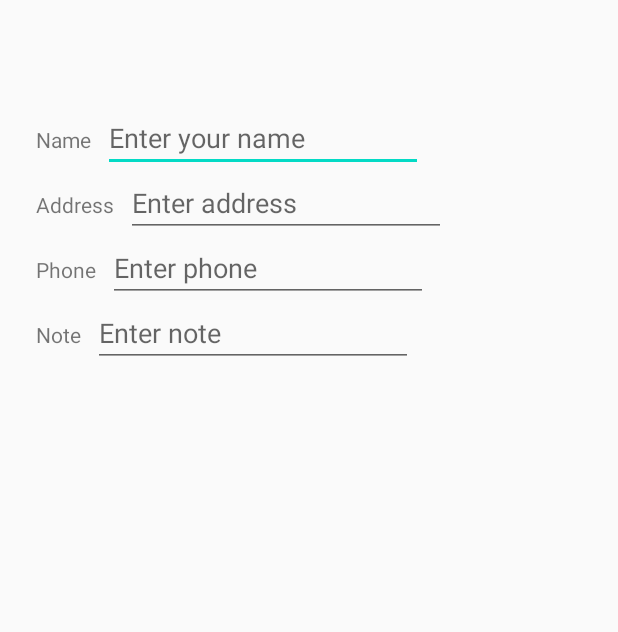
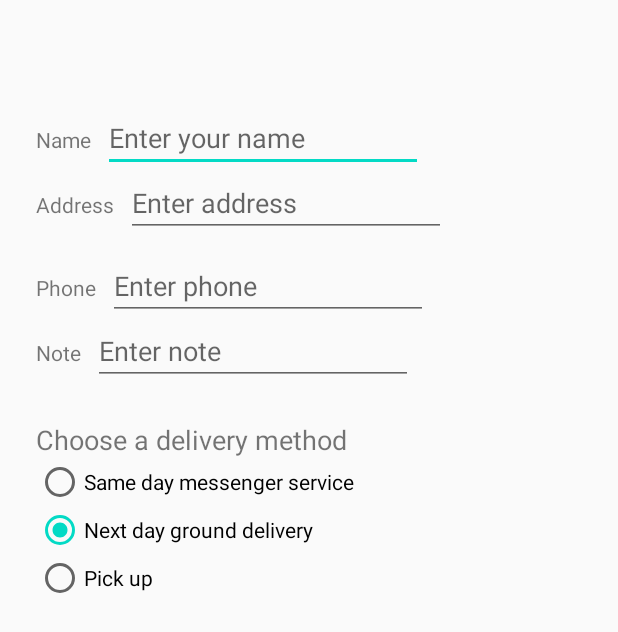
Before and after one commit to florinmihu31/LearnAndroid, an Android app: the layout activity_order.xml on its own in the app's theme, with its tools: preview values and no code run, on a phone screen of 412 x 824 dp. Shown: the top 632 px of the screen. Run offline under Robolectric (Android 15) with nearby library versions, the phone set to English and light mode, and no system bars.

Commit message:
Add radio button group

```diff
--- a/DroidCafe/app/src/main/java/com/example/droidcafe/MainActivity.java
+++ b/DroidCafe/app/src/main/java/com/example/droidcafe/MainActivity.java
@@ -34,7 +34,7 @@ public class MainActivity extends AppCompatActivity {
                 Intent intent = new Intent(MainActivity.this, OrderActivity.class);
 
                 if (mOrderMessage == null) {
-                    Toast.makeText(MainActivity.this, "You should choose what to order",
+                    Toast.makeText(MainActivity.this, getString(R.string.should_choose_order),
                             Toast.LENGTH_SHORT).show();
                     return;
                 }
--- a/DroidCafe/app/src/main/res/layout/activity_order.xml
+++ b/DroidCafe/app/src/main/res/layout/activity_order.xml
@@ -66,7 +66,7 @@
         android:layout_marginTop="24dp"
         android:text="@string/phone_label_text"
         app:layout_constraintStart_toStartOf="parent"
-        app:layout_constraintTop_toBottomOf="@+id/address_label" />
+        app:layout_constraintTop_toBottomOf="@+id/address_text" />
 
     <EditText
         android:id="@+id/phone_text"
@@ -77,8 +77,7 @@
         android:hint="@string/enter_phone_hint"
         android:inputType="phone"
         app:layout_constraintBaseline_toBaselineOf="@+id/phone_label"
-        app:layout_constraintStart_toEndOf="@+id/phone_label"
-        app:layout_constraintTop_toBottomOf="@+id/address_text" />
+        app:layout_constraintStart_toEndOf="@+id/phone_label" />
 
     <TextView
         android:id="@+id/note_label"
@@ -101,4 +100,47 @@
         app:layout_constraintBaseline_toBaselineOf="@+id/note_label"
         app:layout_constraintStart_toEndOf="@+id/note_label" />
 
+    <TextView
+        android:id="@+id/delivery_label"
+        android:layout_width="wrap_content"
+        android:layout_height="wrap_content"
+        android:layout_marginStart="24dp"
+        android:layout_marginTop="24dp"
+        android:text="@string/choose_delivery_method"
+        android:textSize="18sp"
+        app:layout_constraintStart_toStartOf="parent"
+        app:layout_constraintTop_toBottomOf="@+id/note_text" />
+
+    <RadioGroup
+        android:layout_width="wrap_content"
+        android:layout_height="wrap_content"
+        android:layout_marginStart="24dp"
+        android:orientation="vertical"
+        android:checkedButton="@id/nextday"
+        app:layout_constraintStart_toStartOf="parent"
+        app:layout_constraintTop_toBottomOf="@+id/delivery_label">
+
+        <RadioButton
+            android:id="@+id/sameday"
+            android:layout_width="wrap_content"
+            android:layout_height="wrap_content"
+            android:onClick="onRadioButtonClicked"
+            android:text="@string/same_day_messenger_service" />
+
+        <RadioButton
+            android:id="@+id/nextday"
+            android:layout_width="wrap_content"
+            android:layout_height="wrap_content"
+            android:enabled="true"
+            android:onClick="onRadioButtonClicked"
+            android:text="@string/next_day_ground_delivery" />
+
+        <RadioButton
+            android:id="@+id/pickup"
+            android:layout_width="wrap_content"
+            android:layout_height="wrap_content"
+            android:onClick="onRadioButtonClicked"
+            android:text="@string/pick_up" />
+    </RadioGroup>
+
 </androidx.constraintlayout.widget.ConstraintLayout>
--- a/DroidCafe/app/src/main/res/values/strings.xml
+++ b/DroidCafe/app/src/main/res/values/strings.xml
@@ -25,4 +25,9 @@
     <string name="enter_phone_hint">Enter phone</string>
     <string name="note_label_text">Note</string>
     <string name="enter_note_hint">Enter note</string>
+    <string name="choose_delivery_method">Choose a delivery method</string>
+    <string name="same_day_messenger_service">Same day messenger service</string>
+    <string name="next_day_ground_delivery">Next day ground delivery</string>
+    <string name="pick_up">Pick up</string>
+    <string name="should_choose_order">You should choose what to order.</string>
 </resources>
```
Also changed, not shown: DroidCafe/app/src/main/java/com/example/droidcafe/OrderActivity.java (+31 -0 lines).
